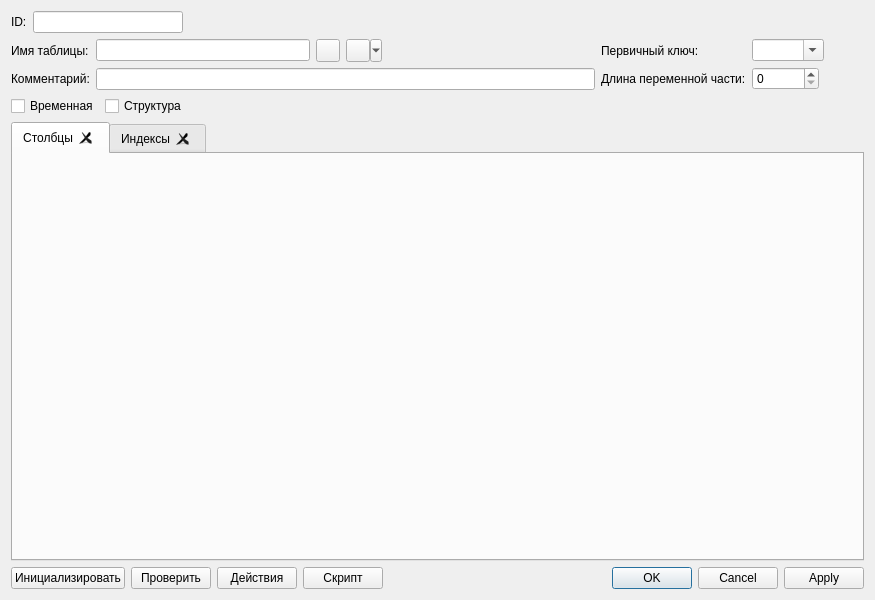
Above: FmtLib/ui/fmtworkwindow.ui from Smitt64/WorkFMT before the change. Below: the same form after it.
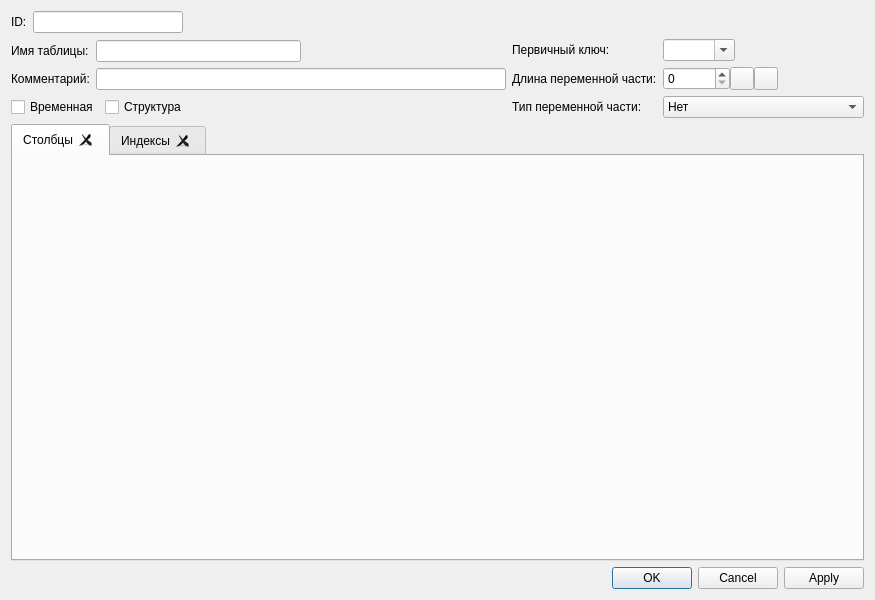
That is the form after the change. Icons and pictures are not drawn.

```diff
--- a/FmtLib/ui/fmtworkwindow.ui
+++ b/FmtLib/ui/fmtworkwindow.ui
@@ -21,8 +21,6 @@
   </property>
   <layout class="QVBoxLayout" name="verticalLayout_6">
    <item>
-    <layout class="QVBoxLayout" name="verticalLayout_5">
-     <item>
       <layout class="QHBoxLayout" name="horizontalLayout_7">
        <item>
         <widget class="QLabel" name="label">
@@ -62,7 +60,9 @@
      <item>
       <layout class="QHBoxLayout" name="horizontalLayout_9" stretch="1,0">
        <item>
-        <layout class="QHBoxLayout" name="horizontalLayout_4">
+      <layout class="QVBoxLayout" name="verticalLayout_5">
+       <item>
+        <layout class="QHBoxLayout" name="horizontalLayout_6">
          <item>
           <layout class="QVBoxLayout" name="verticalLayout">
            <item>
@@ -92,34 +92,6 @@
                </property>
               </widget>
              </item>
-             <item>
-              <widget class="QToolButton" name="compareBtn">
-               <property name="toolTip">
-                <string>Сравнить структуры</string>
-               </property>
-               <property name="text">
-                <string/>
-               </property>
-               <property name="icon">
-                <iconset resource="../res/fmt.qrc">
-                 <normaloff>:/img/SychronizeListHS.png</normaloff>:/img/SychronizeListHS.png</iconset>
-               </property>
-              </widget>
-             </item>
-             <item>
-              <widget class="QToolButton" name="copyTool">
-               <property name="text">
-                <string/>
-               </property>
-               <property name="icon">
-                <iconset resource="../res/fmt.qrc">
-                 <normaloff>:/img/CopyHS.png</normaloff>:/img/CopyHS.png</iconset>
-               </property>
-               <property name="popupMode">
-                <enum>QToolButton::ToolButtonPopupMode::MenuButtonPopup</enum>
-               </property>
-              </widget>
-             </item>
              <item>
               <spacer name="horizontalSpacer_6">
                <property name="orientation">
@@ -147,7 +119,40 @@
         </layout>
        </item>
        <item>
-        <layout class="QHBoxLayout" name="horizontalLayout_6">
+        <layout class="QHBoxLayout" name="horizontalLayout_2">
+         <item>
+          <widget class="QCheckBox" name="isTemp">
+           <property name="text">
+            <string>Временная</string>
+           </property>
+          </widget>
+         </item>
+         <item>
+          <widget class="QCheckBox" name="isRec">
+           <property name="text">
+            <string>Структура</string>
+           </property>
+          </widget>
+         </item>
+         <item>
+          <spacer name="horizontalSpacer_4">
+           <property name="orientation">
+            <enum>Qt::Horizontal</enum>
+           </property>
+           <property name="sizeHint" stdset="0">
+            <size>
+             <width>40</width>
+             <height>20</height>
+            </size>
+           </property>
+          </spacer>
+         </item>
+        </layout>
+       </item>
+      </layout>
+     </item>
+     <item>
+      <layout class="QHBoxLayout" name="horizontalLayout_4">
          <item>
           <layout class="QVBoxLayout" name="verticalLayout_3">
            <item>
@@ -164,6 +169,13 @@
              </property>
             </widget>
            </item>
+         <item>
+          <widget class="QLabel" name="label_6">
+           <property name="text">
+            <string>Тип переменной части:</string>
+           </property>
+          </widget>
+         </item>
           </layout>
          </item>
          <item>
@@ -194,6 +206,9 @@
            </item>
            <item>
             <layout class="QHBoxLayout" name="horizontalLayout">
+           <property name="spacing">
+            <number>0</number>
+           </property>
              <item>
               <widget class="QSpinBox" name="blobLen">
                <property name="maximum">
@@ -201,6 +216,23 @@
                </property>
               </widget>
              </item>
+           <item>
+            <widget class="QToolButton" name="toolStdBlobSize">
+             <property name="toolTip">
+              <string>Стандартный размер</string>
+             </property>
+             <property name="text">
+              <string/>
+             </property>
+            </widget>
+           </item>
+           <item>
+            <widget class="QToolButton" name="toolClearBlobSize">
+             <property name="text">
+              <string/>
+             </property>
+            </widget>
+           </item>
              <item>
               <spacer name="horizontalSpacer_2">
                <property name="orientation">
@@ -216,40 +248,26 @@
              </item>
             </layout>
            </item>
-          </layout>
-         </item>
-        </layout>
-       </item>
-      </layout>
-     </item>
      <item>
-      <layout class="QHBoxLayout" name="horizontalLayout_2">
+          <widget class="QComboBox" name="blobCombo">
        <item>
-        <widget class="QCheckBox" name="isTemp">
          <property name="text">
-          <string>Временная</string>
-         </property>
-        </widget>
+             <string>Нет</string>
+            </property>
        </item>
        <item>
-        <widget class="QCheckBox" name="isRec">
          <property name="text">
-          <string>Структура</string>
-         </property>
-        </widget>
+             <string>BLOB (Binary Large Object)</string>
+            </property>
        </item>
        <item>
-        <spacer name="horizontalSpacer_4">
-         <property name="orientation">
-          <enum>Qt::Orientation::Horizontal</enum>
-         </property>
-         <property name="sizeHint" stdset="0">
-          <size>
-           <width>40</width>
-           <height>20</height>
-          </size>
-         </property>
-        </spacer>
+            <property name="text">
+             <string>CLOB (Character Large Object)</string>
+            </property>
+           </item>
+          </widget>
+         </item>
+        </layout>
        </item>
       </layout>
      </item>
@@ -279,50 +297,6 @@
    </item>
    <item>
     <layout class="QHBoxLayout" name="horizontalLayout_8">
-     <item>
-      <widget class="QPushButton" name="pushButton">
-       <property name="text">
-        <string>Инициализировать</string>
-       </property>
-       <property name="autoDefault">
-        <bool>false</bool>
-       </property>
-      </widget>
-     </item>
-     <item>
-      <widget class="QPushButton" name="checkButton">
-       <property name="text">
-        <string>Проверить</string>
-       </property>
-       <property name="autoDefault">
-        <bool>false</bool>
-       </property>
-      </widget>
-     </item>
-     <item>
-      <widget class="QPushButton" name="pushActions">
-       <property name="text">
-        <string>Действия</string>
-       </property>
-       <property name="autoDefault">
-        <bool>false</bool>
-       </property>
-      </widget>
-     </item>
-     <item>
-      <widget class="QPushButton" name="scriptButton">
-       <property name="text">
-        <string>Скрипт</string>
-       </property>
-       <property name="icon">
-        <iconset resource="../res/fmt.qrc">
-         <normaloff>:/img/script.png</normaloff>:/img/script.png</iconset>
-       </property>
-       <property name="autoDefault">
-        <bool>false</bool>
-       </property>
-      </widget>
-     </item>
      <item>
       <spacer name="horizontalSpacer_5">
        <property name="orientation">
```
Left out of the diff: 18 changed lines with no effect on the pictures. Lines whose indentation alone changed are shown as unchanged.
